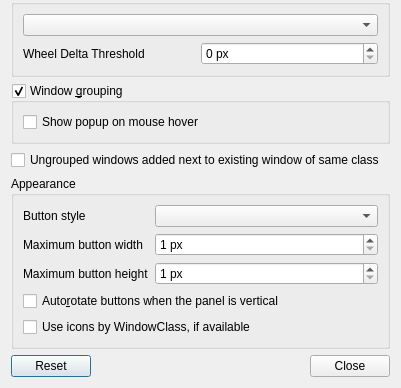
This is plugin-taskbar/lxqttaskbarconfiguration.ui in lxqt/lxqt-panel as Qt 5 draws it before an edit; both pictures show x 0 to 401 and y 199 to 587 of the 401 by 587 pixel window. The edited form follows.
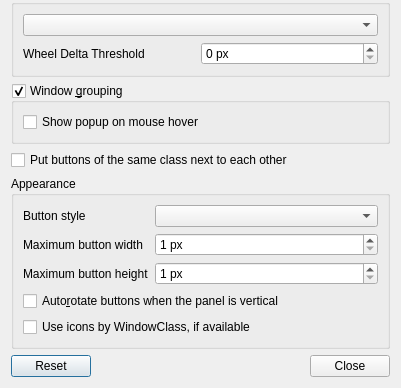
This is the edited form.

```diff
--- a/plugin-taskbar/lxqttaskbarconfiguration.ui
+++ b/plugin-taskbar/lxqttaskbarconfiguration.ui
@@ -159,7 +159,7 @@
    <item>
     <widget class="QCheckBox" name="ungroupedNextToExistingCB">
      <property name="text">
-      <string>Ungrouped windows added next to existing window of same class</string>
+      <string>Put buttons of the same class next to each other</string>
      </property>
     </widget>
    </item>
```
